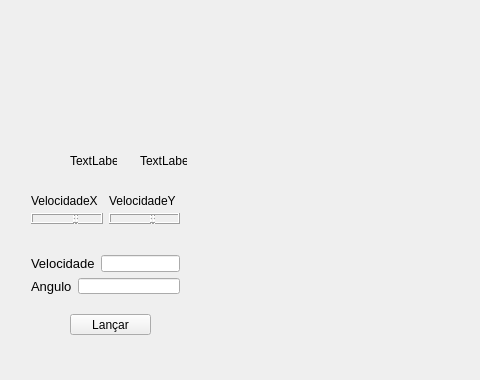
The window that mainwindow.ui (WKossmann/ProjetoParadigmas) describes before a commit, drawn with Qt 5; both pictures show x 0 to 480 and y 293 to 673 of the 1233 by 673 pixel window.
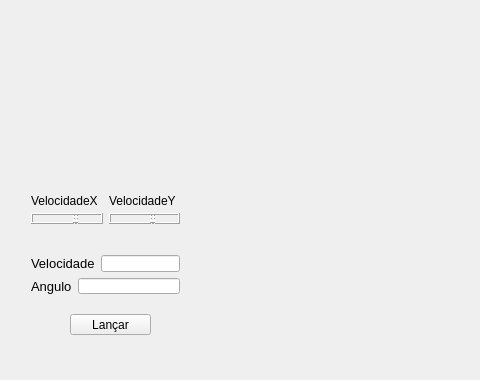
The same window after the commit. Custom widgets are drawn as their Qt base class.

Commit message:
Adicionado Pontuação#2
Finalizado parte de geração aleatória do local do alvo, e jogadas com 3
vidas extras.

```diff
--- a/mainwindow.ui
+++ b/mainwindow.ui
@@ -138,32 +138,6 @@
      </item>
     </layout>
    </widget>
-   <widget class="QLabel" name="label_5">
-    <property name="geometry">
-     <rect>
-      <x>70</x>
-      <y>430</y>
-      <width>47</width>
-      <height>13</height>
-     </rect>
-    </property>
-    <property name="text">
-     <string>TextLabel</string>
-    </property>
-   </widget>
-   <widget class="QLabel" name="label_6">
-    <property name="geometry">
-     <rect>
-      <x>140</x>
-      <y>430</y>
-      <width>47</width>
-      <height>13</height>
-     </rect>
-    </property>
-    <property name="text">
-     <string>TextLabel</string>
-    </property>
-   </widget>
    <widget class="QPushButton" name="pushButton_2">
     <property name="geometry">
      <rect>
```
Left out of the diff: 146 changed lines with no effect on the pictures. The commit also changes 2 other files.
